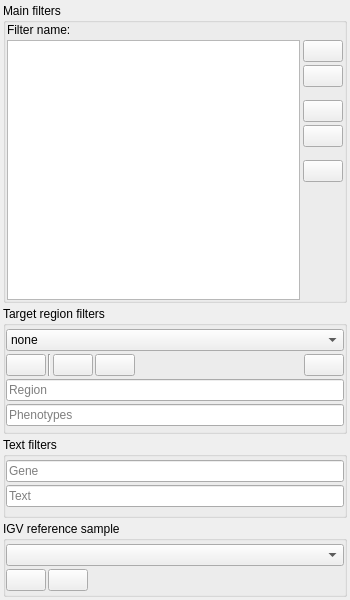
Qt form src/GSvar/FilterDockWidget.ui (imgag/ngs-bits) before a commit.
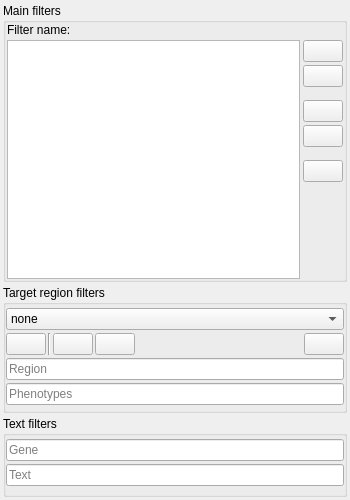
The same form after that commit. Icons and pictures are not drawn. Custom widgets are drawn as their Qt base class.

Commit message: GSvar: removed reference samples for IGV

Patch:
```diff
--- a/src/GSvar/FilterDockWidget.ui
+++ b/src/GSvar/FilterDockWidget.ui
@@ -7,13 +7,13 @@
     <x>0</x>
     <y>0</y>
     <width>350</width>
-    <height>600</height>
+    <height>500</height>
    </rect>
   </property>
   <property name="minimumSize">
    <size>
     <width>350</width>
-    <height>600</height>
+    <height>500</height>
    </size>
   </property>
   <property name="windowTitle">
@@ -504,94 +504,6 @@
      </layout>
     </widget>
    </item>
-   <item>
-    <widget class="QGroupBox" name="groupBox_3">
-     <property name="toolTip">
-      <string>&lt;html&gt;&lt;head/&gt;&lt;body&gt;&lt;p&gt;Reference sample that is loaded into IGV in addition to the currently active sample.&lt;/p&gt;&lt;/body&gt;&lt;/html&gt;</string>
-     </property>
-     <property name="title">
-      <string>IGV reference sample</string>
-     </property>
-     <property name="flat">
-      <bool>true</bool>
-     </property>
-     <layout class="QVBoxLayout" name="verticalLayout_4">
-      <property name="spacing">
-       <number>3</number>
-      </property>
-      <property name="leftMargin">
-       <number>0</number>
-      </property>
-      <property name="topMargin">
-       <number>3</number>
-      </property>
-      <property name="rightMargin">
-       <number>0</number>
-      </property>
-      <property name="bottomMargin">
-       <number>3</number>
-      </property>
-      <item>
-       <widget class="QComboBox" name="refs">
-        <property name="maxVisibleItems">
-         <number>30</number>
-        </property>
-        <property name="sizeAdjustPolicy">
-         <enum>QComboBox::AdjustToMinimumContentsLength</enum>
-        </property>
-       </widget>
-      </item>
-      <item>
-       <layout class="QHBoxLayout" name="horizontalLayout_2">
-        <property name="spacing">
-         <number>2</number>
-        </property>
-        <item>
-         <widget class="QPushButton" name="ref_add">
-          <property name="toolTip">
-           <string>Add reference sample permanently</string>
-          </property>
-          <property name="text">
-           <string/>
-          </property>
-          <property name="icon">
-           <iconset resource="GSvar.qrc">
-            <normaloff>:/Icons/Add.png</normaloff>:/Icons/Add.png</iconset>
-          </property>
-         </widget>
-        </item>
-        <item>
-         <widget class="QPushButton" name="ref_remove">
-          <property name="toolTip">
-           <string>Remove current reference sample permanently</string>
-          </property>
-          <property name="text">
-           <string/>
-          </property>
-          <property name="icon">
-           <iconset resource="GSvar.qrc">
-            <normaloff>:/Icons/Remove.png</normaloff>:/Icons/Remove.png</iconset>
-          </property>
-         </widget>
-        </item>
-        <item>
-         <spacer name="horizontalSpacer_3">
-          <property name="orientation">
-           <enum>Qt::Horizontal</enum>
-          </property>
-          <property name="sizeHint" stdset="0">
-           <size>
-            <width>5</width>
-            <height>5</height>
-           </size>
-          </property>
-         </spacer>
-        </item>
-       </layout>
-      </item>
-     </layout>
-    </widget>
-   </item>
   </layout>
  </widget>
  <customwidgets>
```
The commit also changes 5 other files.
